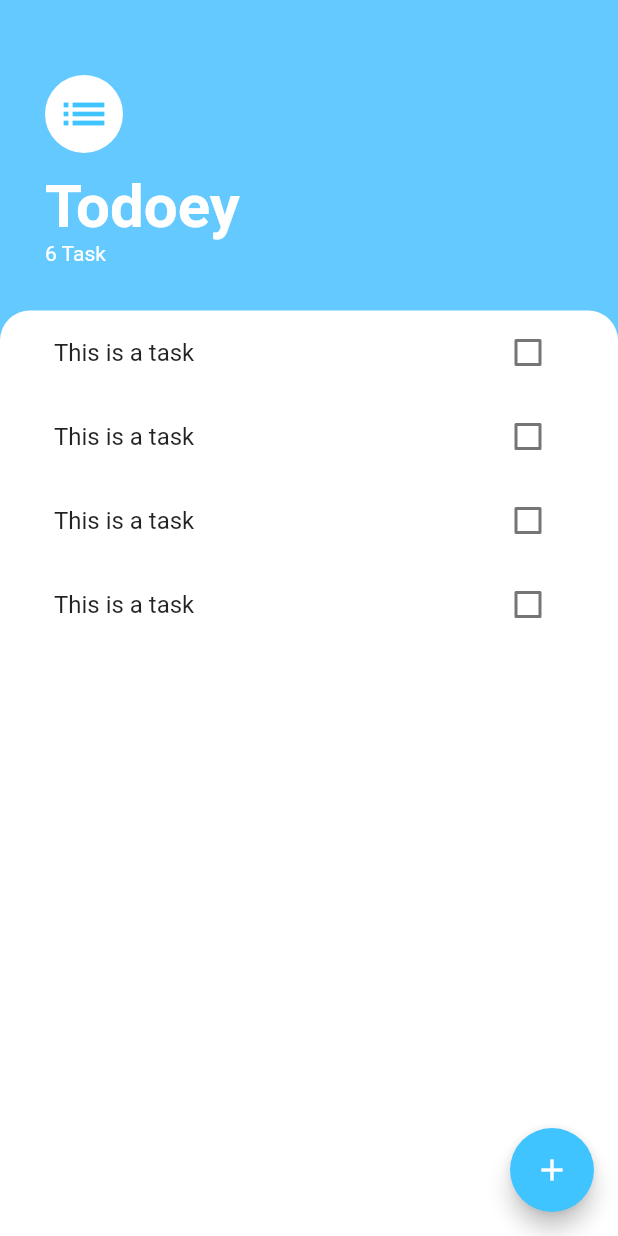
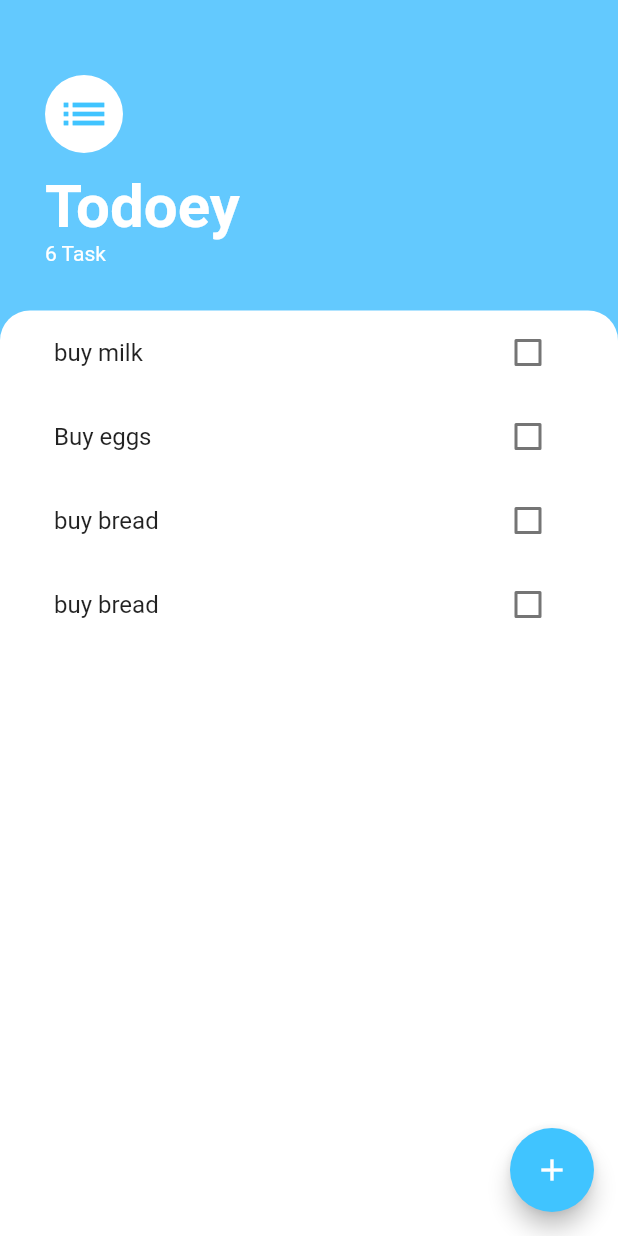
Before and after one commit to Hashimkhann1/todo-list-state-managment-flutter, a Flutter app: the screen it shows after launch, on a phone screen of 412 x 824 dp. Run offline on Flutter 3.47's test engine with Material 2 defaults, Android fonts, the phone set to English and light mode, and no system bars.

Commit message:
UI updated

```diff
--- /dev/null
+++ b/lib/models/task.dart
@@ -0,0 +1,12 @@
+class Task{
+
+  Task({this.name, this.isDone = false});
+
+  final String? name;
+  bool isDone;
+
+  void toggleDone() {
+    isDone = !isDone;
+  }
+
+}
--- a/lib/widgets/task_tile.dart
+++ b/lib/widgets/task_tile.dart
@@ -1,39 +1,20 @@
 import 'package:flutter/material.dart';
 
-class TaskTile extends StatefulWidget {
-  @override
-  State<TaskTile> createState() => _TaskTileState();
-}
-class _TaskTileState extends State<TaskTile> {
-  bool isChecked = false;
-  void checkboxCallbox (bool? checkboxState){
-    setState(() {
-      print(checkboxState);
-      isChecked = checkboxState ?? true;
-    });
-  }
+class TaskTile extends StatelessWidget {
+  TaskTile({this.isChecked , this.taskTile, this.checkBoxCallback});
+  final bool? isChecked;
+  final String? taskTile;
+  final void Function(bool?)? checkBoxCallback;
+
   @override
   Widget build(BuildContext context) {
     return ListTile(
-      title: Text('This is a task',style: TextStyle(decoration: isChecked ? TextDecoration.lineThrough : null ),),
-      trailing: TaskCheckBox(checkBoxState: isChecked , toglleCheckboxState: checkboxCallbox,),
+      title: Text(taskTile.toString(),style: TextStyle(decoration: isChecked! ? TextDecoration.lineThrough : null ),),
+      trailing: Checkbox(
+        activeColor: Colors.lightBlueAccent,
+        value: isChecked,
+        onChanged: checkBoxCallback,
+      ),
     );
   }
 }
-
-class TaskCheckBox extends StatelessWidget {
-
-  TaskCheckBox({required this.checkBoxState , required this.toglleCheckboxState});
-
-  final bool checkBoxState;
-  final void Function(bool?) toglleCheckboxState;
-
-  @override
-  Widget build(BuildContext context) {
-    return Checkbox(
-      activeColor: Colors.lightBlueAccent,
-        value: checkBoxState,
-        onChanged: toglleCheckboxState,
-        );
-  }
-}
--- a/lib/widgets/tasks_list.dart
+++ b/lib/widgets/tasks_list.dart
@@ -1,16 +1,31 @@
 import 'package:flutter/material.dart';
+import 'package:todoliststatemanagment/models/task.dart';
 import 'package:todoliststatemanagment/widgets/task_tile.dart'; //material package
 
-class TaskList extends StatelessWidget {
+class TaskList extends StatefulWidget {
+  @override
+  State<TaskList> createState() => _TaskListState();
+}
+
+class _TaskListState extends State<TaskList> {
+  List<Task> tasks = [
+    Task(name: 'buy milk'),
+    Task(name: 'Buy eggs'),
+    Task(name: "buy bread"),
+    Task(name: "buy bread"),
+  ];
   @override
   Widget build(BuildContext context) {
-    return ListView(
-      children: [
-        TaskTile(),
-        TaskTile(),
-        TaskTile(),
-        TaskTile()
-      ],
-    );
+    return ListView.builder(itemBuilder: (context, index){
+      return TaskTile(
+        taskTile: tasks[index].name,
+        isChecked: tasks[index].isDone,
+        checkBoxCallback: (bool? ceckboxState){
+          setState((){
+            tasks[index].toggleDone();
+          });
+        },
+      );
+    }, itemCount: tasks.length,);
   }
 }
```
Also changed, not shown: pubspec.lock, 2 other files.
